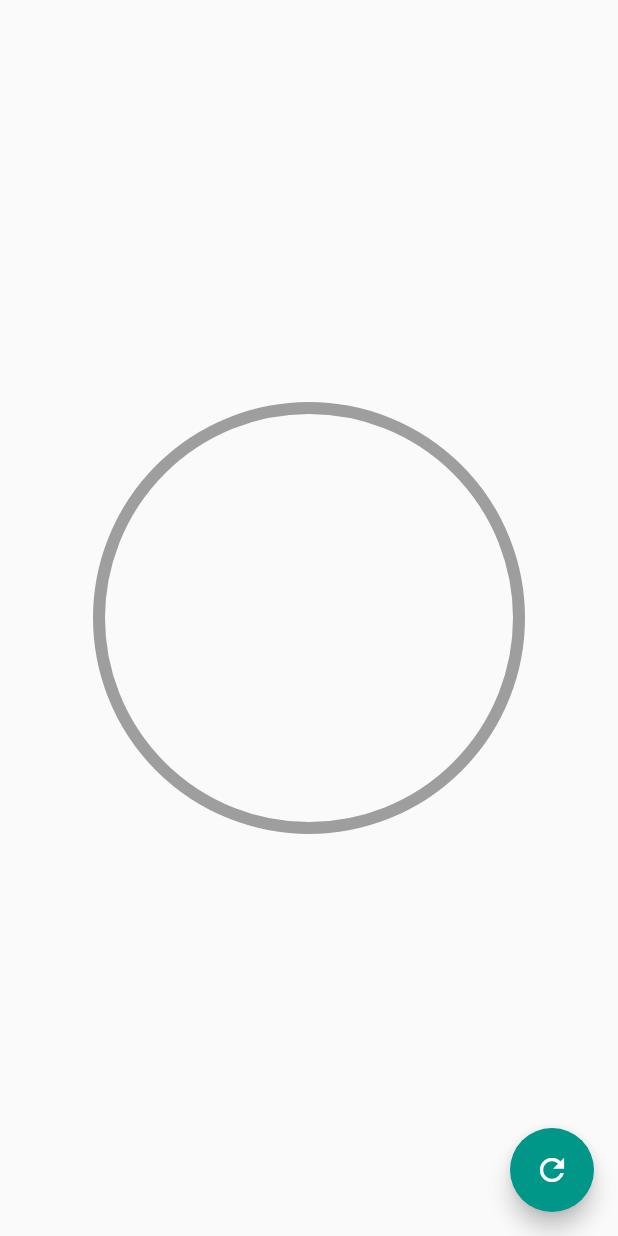
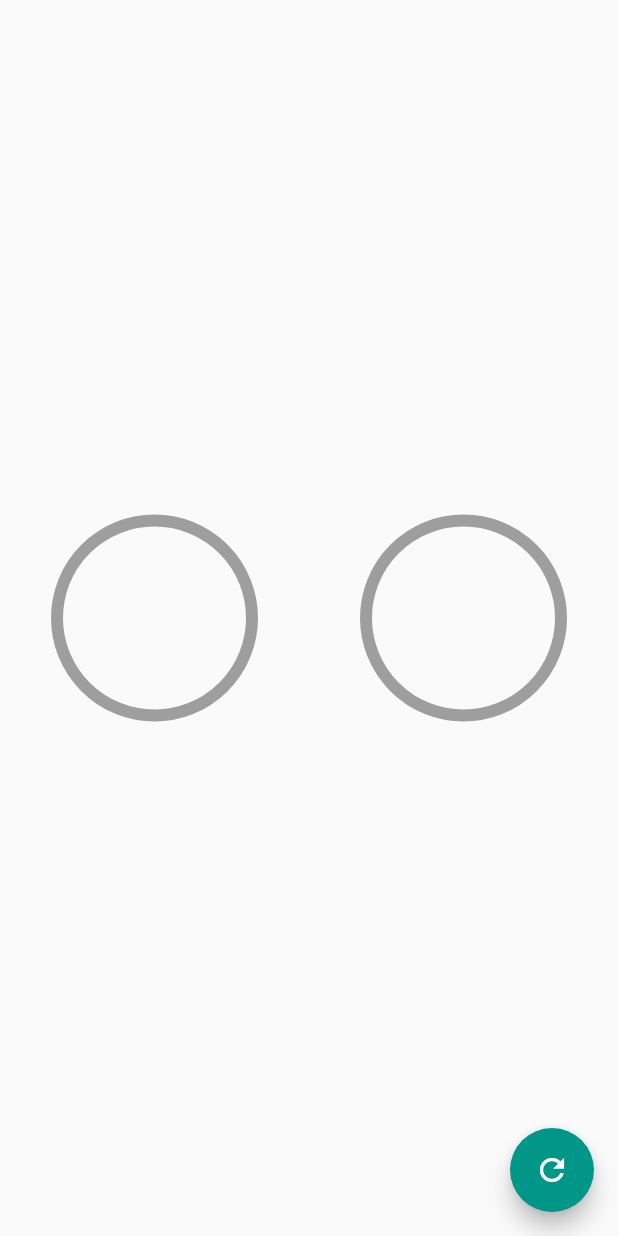
Before and after one commit to JoseArreolaPrado/ui_flutter, a Flutter app: the screen it shows after launch, on a phone screen of 412 x 824 dp. Run offline on Flutter 3.47's test engine with Material 2 defaults, Android fonts, the phone set to English and light mode, and no system bars.

```diff
--- a/lib/src/pages/circular_graph_page.dart
+++ b/lib/src/pages/circular_graph_page.dart
@@ -1,4 +1,5 @@
 import 'package:flutter/material.dart';
+import 'package:ui_flutter/main.dart';
 import 'package:ui_flutter/src/widgets/radial_progress.dart';
 
 class CircularGraphPage extends StatefulWidget {
@@ -23,15 +24,46 @@ class _CircularGraphPageState extends State<CircularGraphPage> {
             });
           },
         ),
-      body: Center(
+        body: Column(
+            mainAxisAlignment: MainAxisAlignment.center,
+            children: <Widget>[
+              Row(
+                mainAxisAlignment: MainAxisAlignment.spaceAround,
+                children: [
+                  CustomRadialProgress(
+                    percentage: percentage,
+                    color: Colors.black,
+                  ),
+                  CustomRadialProgress(
+                    percentage: percentage,
+                    color: Colors.teal,
+                  ),
+                ],
+              )
+            ]));
+  }
+}
+
+class CustomRadialProgress extends StatelessWidget {
+  final Color color;
+  const CustomRadialProgress({
+    Key? key,
+    required this.percentage,
+    this.color = Colors.blue,
+  }) : super(key: key);
+
+  final double percentage;
+
+  @override
+  Widget build(BuildContext context) {
+    return Center(
         child: SizedBox(
-        height: 300,
-        width: 300,
+      height: 150,
+      width: 150,
       child: RadialProgress(
         percentage: percentage,
-          arcColor: Colors.orange,
+        arcColor: color,
       ),
-      )),
-    );
+    ));
   }
 }
```
Lines whose indentation alone changed are shown as unchanged.
